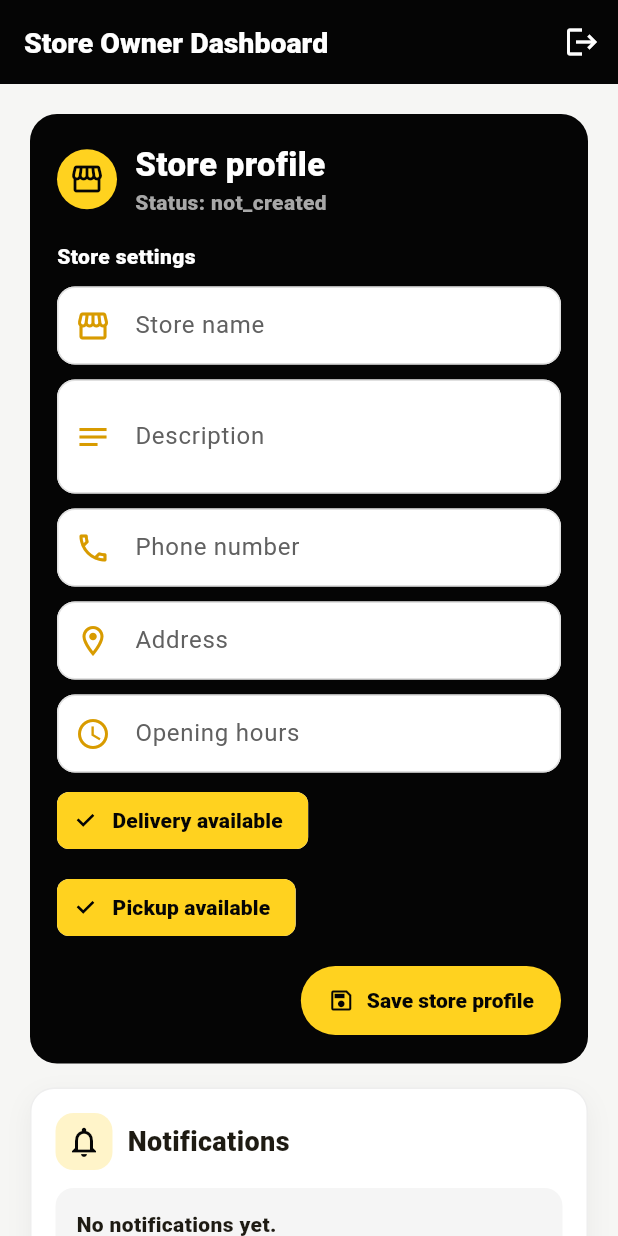
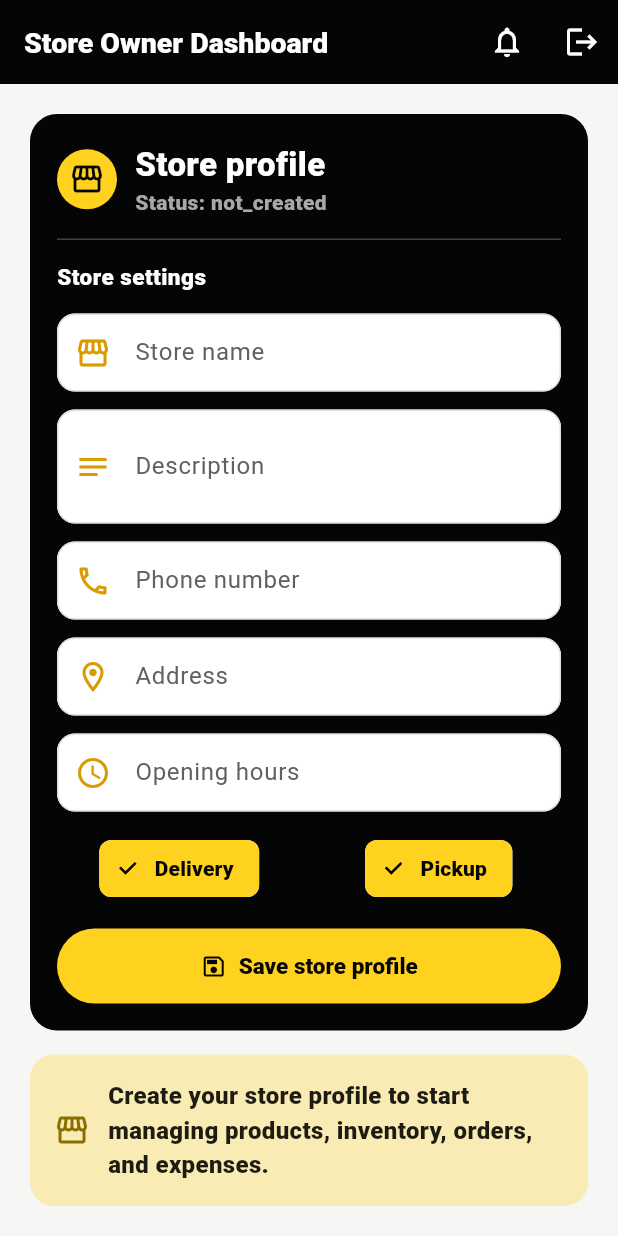
Before and after one commit to jasonmatar977-hub/option_b, a Flutter app: the StoreOwnerDashboardScreen screen opened directly with empty values, on a phone screen of 412 x 824 dp. Run offline on Flutter 3.47's test engine with Material 3 defaults, Android fonts, the phone set to English and light mode, and no system bars; our stand-ins replace cloud_firestore, cloud_functions, file_picker, firebase_auth, firebase_core, firebase_storage and 4 more; missing offline and left inert: dart:html, dart:js_interop; accounts and stored records are empty.

Commit message:
Fix MVP notification UX, back navigation, maps docs, and tester checklist

```diff
--- a/lib/screens/owner/owner_dashboard_screen.dart
+++ b/lib/screens/owner/owner_dashboard_screen.dart
@@ -109,6 +109,10 @@ class _AdminDashboardScreenState extends State<AdminDashboardScreen> {
       appBar: AppBar(
         title: const Text('OMW Control Center'),
         actions: [
+          OmwNotificationBell(
+            userId: AuthService().currentUser?.uid,
+            roleTarget: 'owner',
+          ),
           TextButton.icon(
             onPressed: () => switchAccountFrom(context, widget.onSignOut),
             icon: const Icon(Icons.logout),
@@ -139,11 +143,6 @@ class _AdminDashboardScreenState extends State<AdminDashboardScreen> {
             ),
             const SizedBox(height: 18),
             _OwnerMetricsGrid(metrics: metrics),
-            const SizedBox(height: 18),
-            OmwNotificationsCard(
-              userId: AuthService().currentUser?.uid,
-              roleTarget: 'owner',
-            ),
             const SizedBox(height: 18),
             _OwnerChartPanel(metrics: metrics),
             const SizedBox(height: 18),
@@ -293,6 +292,10 @@ class _OwnerFirebaseDashboard extends StatelessWidget {
           appBar: AppBar(
             title: const Text('OMW Control Center'),
             actions: [
+              OmwNotificationBell(
+                userId: AuthService().currentUser?.uid,
+                roleTarget: 'owner',
+              ),
               TextButton.icon(
                 onPressed: () => switchAccountFrom(context, onSignOut),
                 icon: const Icon(Icons.logout),
@@ -335,11 +338,6 @@ class _OwnerFirebaseDashboard extends StatelessWidget {
                 ),
                 const SizedBox(height: 18),
                 _OwnerMetricsGrid(metrics: metrics),
-                const SizedBox(height: 18),
-                OmwNotificationsCard(
-                  userId: AuthService().currentUser?.uid,
-                  roleTarget: 'owner',
-                ),
                 const SizedBox(height: 18),
                 _OwnerChartPanel(metrics: metrics),
                 const SizedBox(height: 18),
--- a/lib/screens/store_owner/store_owner_dashboard_screen.dart
+++ b/lib/screens/store_owner/store_owner_dashboard_screen.dart
@@ -68,6 +68,7 @@ class _StoreOwnerDashboardScreenState extends State<StoreOwnerDashboardScreen> {
           appBar: AppBar(
             title: const Text('Store Owner Dashboard'),
             actions: [
+              OmwNotificationBell(userId: _ownerId, roleTarget: 'store_owner'),
               IconButton(
                 onPressed: widget.onSignOut,
                 icon: const Icon(Icons.logout),
@@ -87,11 +88,6 @@ class _StoreOwnerDashboardScreenState extends State<StoreOwnerDashboardScreen> {
                   onToggleOpen: store == null
                       ? null
                       : (value) => _service.setStoreOpen(store.id, value),
-                ),
-                const SizedBox(height: 16),
-                OmwNotificationsCard(
-                  userId: _ownerId,
-                  roleTarget: 'store_owner',
                 ),
                 const SizedBox(height: 16),
                 if (store == null)
@@ -365,12 +361,19 @@ class _StoreProfileCardState extends State<_StoreProfileCard> {
                 ),
             ],
           ),
-          const SizedBox(height: 16),
+          const SizedBox(height: 14),
+          const Divider(color: Colors.white24, height: 1),
+          const SizedBox(height: 14),
           const Text(
             'Store settings',
-            style: TextStyle(color: Colors.white, fontWeight: FontWeight.w900),
-          ),
-          const SizedBox(height: 10),
+            style: TextStyle(
+              color: Colors.white,
+              fontSize: 15,
+              fontWeight: FontWeight.w900,
+              letterSpacing: 0.3,
+            ),
+          ),
+          const SizedBox(height: 14),
           TextField(
             controller: _nameCtrl,
             cursorColor: kDeepGold,
@@ -380,7 +383,7 @@ class _StoreProfileCardState extends State<_StoreProfileCard> {
               icon: Icons.storefront_outlined,
             ),
           ),
-          const SizedBox(height: 10),
+          const SizedBox(height: 12),
           TextField(
             controller: _descriptionCtrl,
             cursorColor: kDeepGold,
@@ -392,18 +395,20 @@ class _StoreProfileCardState extends State<_StoreProfileCard> {
               icon: Icons.notes_outlined,
             ),
           ),
-          const SizedBox(height: 10),
+          const SizedBox(height: 12),
           TextField(
             controller: _phoneCtrl,
             cursorColor: kDeepGold,
             style: _storeOwnerInputTextStyle,
             keyboardType: TextInputType.phone,
+            textInputAction: TextInputAction.next,
             decoration: _storeOwnerInputDecoration(
               label: 'Phone number',
+              hint: 'e.g. +961 70 000 000',
               icon: Icons.phone_outlined,
             ),
           ),
-          const SizedBox(height: 10),
+          const SizedBox(height: 12),
           TextField(
             controller: _addressCtrl,
             cursorColor: kDeepGold,
@@ -413,37 +418,40 @@ class _StoreProfileCardState extends State<_StoreProfileCard> {
               icon: Icons.location_on_outlined,
             ),
           ),
-          const SizedBox(height: 10),
+          const SizedBox(height: 12),
           TextField(
             controller: _hoursCtrl,
             cursorColor: kDeepGold,
             style: _storeOwnerInputTextStyle,
             decoration: _storeOwnerInputDecoration(
               label: 'Opening hours',
-              hint: 'Example: Mon-Sat 9:00-20:00',
+              hint: 'e.g. Mon–Sat 9:00–20:00',
               icon: Icons.schedule_outlined,
             ),
           ),
-          const SizedBox(height: 8),
-          Wrap(
-            spacing: 10,
-            runSpacing: 10,
+          const SizedBox(height: 14),
+          Row(
             children: [
-              _StoreToggleChip(
-                label: 'Delivery available',
-                value: _delivery,
-                onChanged: (value) => setState(() => _delivery = value),
-              ),
-              _StoreToggleChip(
-                label: 'Pickup available',
-                value: _pickup,
-                onChanged: (value) => setState(() => _pickup = value),
+              Expanded(
+                child: _StoreToggleChip(
+                  label: 'Delivery',
+                  value: _delivery,
+                  onChanged: (value) => setState(() => _delivery = value),
+                ),
+              ),
+              const SizedBox(width: 10),
+              Expanded(
+                child: _StoreToggleChip(
+                  label: 'Pickup',
+                  value: _pickup,
+                  onChanged: (value) => setState(() => _pickup = value),
+                ),
               ),
             ],
           ),
-          const SizedBox(height: 14),
-          Align(
-            alignment: Alignment.centerRight,
+          const SizedBox(height: 16),
+          SizedBox(
+            width: double.infinity,
             child: FilledButton.icon(
               onPressed: _save,
               icon: const Icon(Icons.save_outlined),
@@ -451,9 +459,10 @@ class _StoreProfileCardState extends State<_StoreProfileCard> {
               style: FilledButton.styleFrom(
                 backgroundColor: kAccentYellow,
                 foregroundColor: kBrandBlack,
-                padding: const EdgeInsets.symmetric(
-                  horizontal: 18,
-                  vertical: 14,
+                padding: const EdgeInsets.symmetric(vertical: 16),
+                textStyle: const TextStyle(
+                  fontWeight: FontWeight.w900,
+                  fontSize: 15,
                 ),
               ),
             ),
--- a/lib/screens/worker/worker_dashboard_screen.dart
+++ b/lib/screens/worker/worker_dashboard_screen.dart
@@ -2445,8 +2445,12 @@ class _DriverHomeScreenState extends State<DriverHomeScreen> {
 
     return Scaffold(
       appBar: AppBar(
+        leading: OmwBackButton(
+          fallback: () => switchAccountFrom(context, widget.onSignOut),
+        ),
         title: const Text('OMW Driver'),
         actions: [
+          OmwNotificationBell(userId: userId, roleTarget: 'worker'),
           TextButton.icon(
             onPressed: () => switchAccountFrom(context, widget.onSignOut),
             icon: const Icon(Icons.logout),
@@ -2512,8 +2516,6 @@ class _DriverHomeScreenState extends State<DriverHomeScreen> {
             ),
             const SizedBox(height: 16),
             _buildOnlineControl(online),
-            const SizedBox(height: 16),
-            OmwNotificationsCard(userId: userId, roleTarget: 'worker'),
             const SizedBox(height: 16),
             Container(
               padding: const EdgeInsets.all(16),
--- a/lib/widgets/app_map.dart
+++ b/lib/widgets/app_map.dart
@@ -105,7 +105,7 @@ class _AppMapState extends State<AppMap> {
       _webGmapsReady = true;
       _webGmapsReason = kUseGoogleMaps
           ? 'native map platform'
-          : 'Google Maps disabled';
+          : 'Map not configured';
     }
   }
 
@@ -136,7 +136,7 @@ class _AppMapState extends State<AppMap> {
             icon: Icons.map_outlined,
           )
         : _fallbackMap(
-            label: _isLoadingGoogleMap ? 'Loading map' : 'Demo map fallback',
+            label: _isLoadingGoogleMap ? 'Loading map…' : 'Map preview',
             reason: _fallbackReason,
           );
     if (widget.height == null) {
@@ -277,10 +277,10 @@ class _AppMapState extends State<AppMap> {
 
   String get _fallbackReason {
     if (!kUseGoogleMaps) {
-      return 'Google Maps disabled';
+      return 'Map not configured';
     }
     if (_isLoadingGoogleMap) {
-      return 'JS loading';
+      return 'Loading…';
     }
     return _webGmapsReason;
   }
```
Also changed, not shown: 2 other files.
